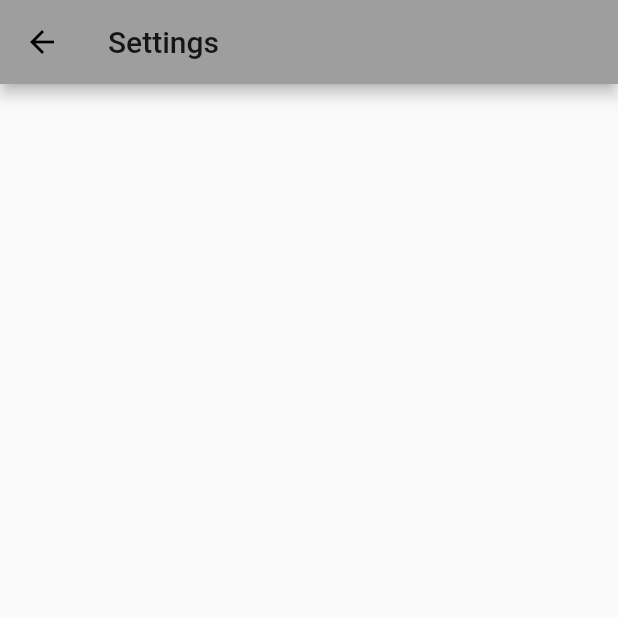
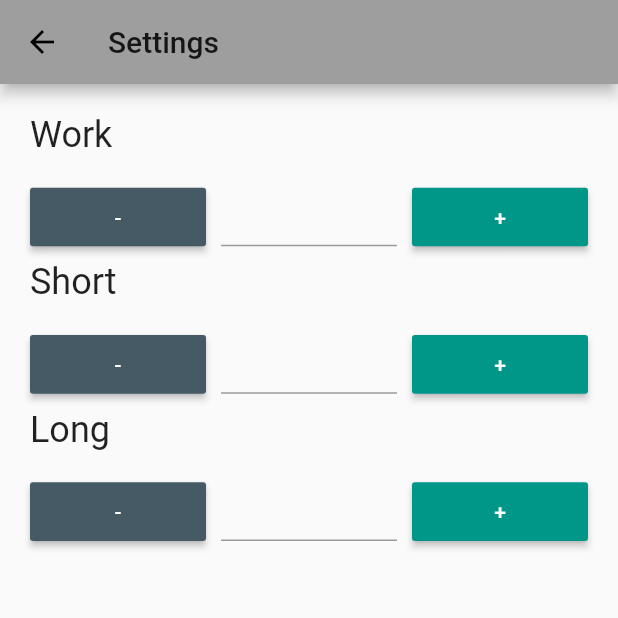
Before and after one commit to GwamakaCharles/time_for_this, a Flutter app: the SettingsScreen screen opened directly, on a phone screen of 412 x 824 dp, the top half of it. Run offline on Flutter 3.47's test engine with Material 2 defaults, Android fonts, the phone set to English and light mode, and no system bars; our stand-ins replace percent_indicator, shared_preferences; accounts and stored records are empty.

Commit message:
created the settings UI

```diff
--- a/lib/settings.dart
+++ b/lib/settings.dart
@@ -1,4 +1,6 @@
 import 'package:flutter/material.dart';
+
+import 'widgets.dart';
 
 class SettingsScreen extends StatelessWidget {
   @override
@@ -7,9 +9,7 @@ class SettingsScreen extends StatelessWidget {
       appBar: AppBar(
         title: Text('Settings'),
       ),
-      body: Container(
-        child: Settings(),
-      ),
+      body: Settings(),
     );
   }
 }
@@ -29,6 +29,7 @@ class Settings extends StatefulWidget {
 class _SettingsState extends State<Settings> {
   @override
   Widget build(BuildContext context) {
+    TextStyle textStyle = TextStyle(fontSize: 24);
     return Container(
       child: GridView.count(
         crossAxisCount: 3,
@@ -36,7 +37,57 @@ class _SettingsState extends State<Settings> {
         childAspectRatio: 3,
         crossAxisSpacing: 10,
         mainAxisSpacing: 10,
-        children: [],
+        children: [
+          Text("Work", style: textStyle),
+          Text(""),
+          Text(""),
+          SettingsButton(Color(0xff455A64), "-", -1),
+          TextField(
+              style: textStyle,
+              textAlign: TextAlign.center,
+              keyboardType: TextInputType.number),
+          SettingsButton(
+            Color(0xff009688),
+            "+",
+            1,
+          ),
+          Text(
+            "Short",
+            style: textStyle,
+          ),
+          Text(""),
+          Text(""),
+          SettingsButton(
+            Color(0xff455A64),
+            "-",
+            -1,
+          ),
+          TextField(
+              style: textStyle,
+              textAlign: TextAlign.center,
+              keyboardType: TextInputType.number),
+          SettingsButton(Color(0xff009688), "+", 1),
+          Text(
+            "Long",
+            style: textStyle,
+          ),
+          Text(""),
+          Text(""),
+          SettingsButton(
+            Color(0xff455A64),
+            "-",
+            -1,
+          ),
+          TextField(
+              style: textStyle,
+              textAlign: TextAlign.center,
+              keyboardType: TextInputType.number),
+          SettingsButton(
+            Color(0xff009688),
+            "+",
+            1,
+          ),
+        ],
         padding: const EdgeInsets.all(20),
       ),
     );
--- a/lib/widgets.dart
+++ b/lib/widgets.dart
@@ -26,3 +26,22 @@ class ProductivityButton extends StatelessWidget {
     );
   }
 }
+
+class SettingsButton extends StatelessWidget {
+  final Color color;
+  final String text;
+  final int value;
+  SettingsButton(this.color, this.text, this.value);
+
+  @override
+  Widget build(BuildContext context) {
+    return MaterialButton(
+      child: Text(
+        this.text,
+        style: TextStyle(color: Colors.white),
+      ),
+      onPressed: () => null,
+      color: this.color,
+    );
+  }
+}
```
